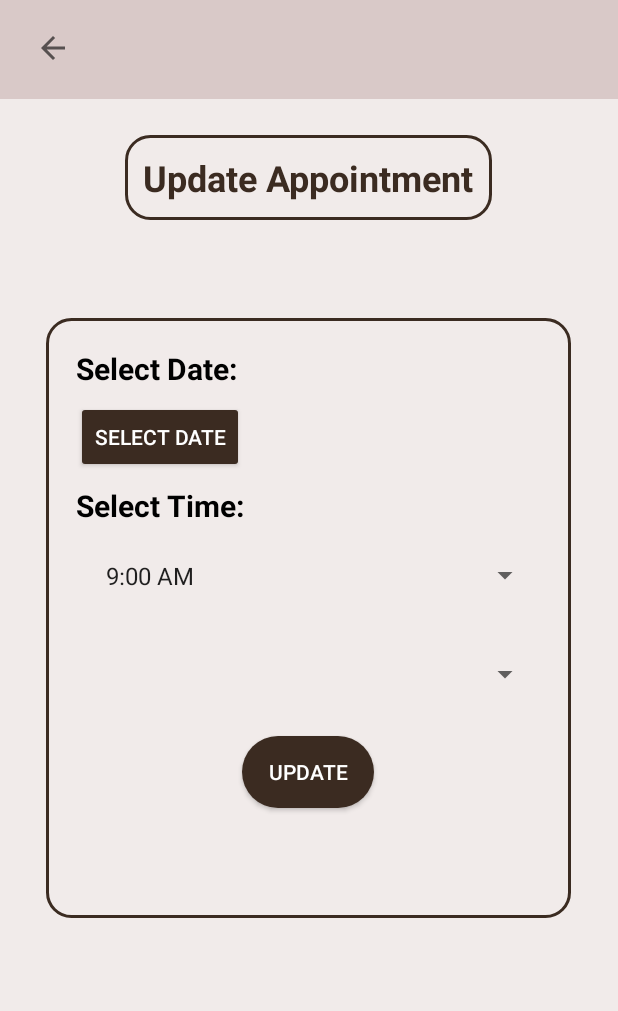
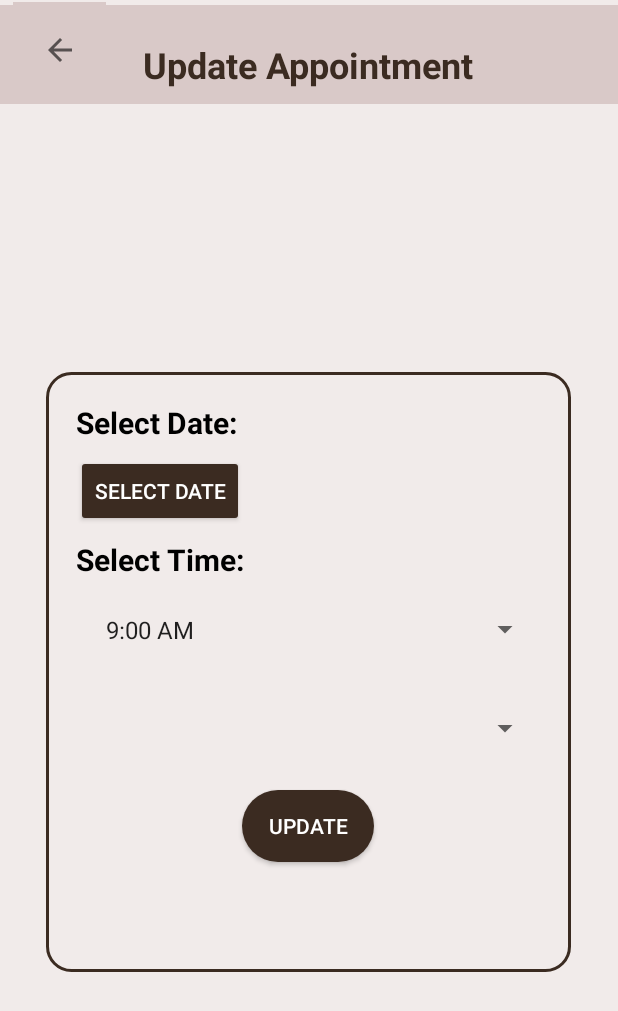
Before and after one commit to Anwarahmedsh/DermEase, an Android app: the editappointmentinfoActivity screen opened directly, with no data from a screen before it, on a phone screen of 412 x 824 dp. Shown: the top 1011 px of the screen. Run offline under Robolectric (Android 15) with nearby library versions, the phone set to English and light mode, and no system bars.

```diff
--- a/app/src/main/res/layout/activity_editappointmentinfo.xml
+++ b/app/src/main/res/layout/activity_editappointmentinfo.xml
@@ -1,9 +1,11 @@
 <?xml version="1.0" encoding="utf-8"?>
-<RelativeLayout xmlns:android="http://schemas.android.com/apk/res/android"
+<androidx.constraintlayout.widget.ConstraintLayout  xmlns:android="http://schemas.android.com/apk/res/android"
     xmlns:app="http://schemas.android.com/apk/res-auto"
+    xmlns:tools="http://schemas.android.com/tools"
     android:layout_width="match_parent"
     android:layout_height="match_parent"
     android:background="@color/lighterbeige">
+
 
     <androidx.appcompat.widget.Toolbar
         android:id="@+id/HomeToolbar"
@@ -11,42 +13,41 @@
         android:layout_height="66dp"
         android:background="@color/lightbeige"
         android:minHeight="?attr/actionBarSize"
+        app:layout_constraintBottom_toTopOf="@+id/linearLayout"
         app:layout_constraintEnd_toEndOf="parent"
-        app:layout_constraintStart_toStartOf="parent">
+        app:layout_constraintStart_toStartOf="parent"
+        app:layout_constraintTop_toTopOf="parent"
+        app:layout_constraintVertical_bias="0.018">
 
     </androidx.appcompat.widget.Toolbar>
-
 
     <ImageButton
         android:id="@+id/home_btn"
         android:layout_width="62dp"
         android:layout_height="64dp"
-        android:layout_marginStart="4dp"
         android:background="@color/lightbeige"
+        android:contentDescription="@string/home_button_description"
         app:layout_constraintBottom_toBottomOf="parent"
-        app:srcCompat="?attr/actionModeCloseDrawable"
-        android:contentDescription="@string/home_button_description"/>
-
-    <TextView
-        android:id="@+id/textViewTitle"
-        android:layout_width="wrap_content"
-        android:layout_height="wrap_content"
-        android:layout_centerHorizontal="true"
-        android:layout_marginTop="90dp"
-        android:background="@drawable/border_background"
-        android:padding="12dp"
-        android:text="Update Appointment"
-        android:textColor="@color/darkest"
-        android:textSize="24sp"
-        android:textStyle="bold" />
+        app:layout_constraintEnd_toStartOf="@+id/textView4"
+        app:layout_constraintHorizontal_bias="0.25"
+        app:layout_constraintStart_toStartOf="@+id/HomeToolbar"
+        app:layout_constraintTop_toTopOf="parent"
+        app:layout_constraintVertical_bias="0.002"
+        app:srcCompat="?attr/actionModeCloseDrawable" />
 
     <LinearLayout
+        android:id="@+id/linearLayout"
         android:layout_width="350dp"
         android:layout_height="400dp"
         android:layout_centerInParent="true"
+        android:layout_marginBottom="176dp"
         android:background="@drawable/border_background"
         android:orientation="vertical"
-        android:padding="20dp">
+        android:padding="20dp"
+        app:layout_constraintBottom_toBottomOf="parent"
+        app:layout_constraintEnd_toEndOf="parent"
+        app:layout_constraintHorizontal_bias="0.491"
+        app:layout_constraintStart_toStartOf="parent">
 
 
         <TextView
@@ -85,8 +86,6 @@
             android:padding="12dp" />
 
 
-
-
         <Spinner
             android:id="@+id/dermatologists"
             android:layout_width="match_parent"
@@ -106,4 +105,18 @@
 
     </LinearLayout>
 
-</RelativeLayout>
+    <TextView
+        android:id="@+id/textView4"
+        android:layout_width="wrap_content"
+        android:layout_height="wrap_content"
+        android:layout_marginEnd="96dp"
+        android:text="Update Appointment"
+        android:textColor="@color/darkest"
+        android:textSize="24sp"
+        android:textStyle="bold"
+        app:layout_constraintBottom_toTopOf="@+id/linearLayout"
+        app:layout_constraintEnd_toEndOf="@+id/HomeToolbar"
+        app:layout_constraintTop_toTopOf="@+id/HomeToolbar"
+        app:layout_constraintVertical_bias="0.111" />
+
+</androidx.constraintlayout.widget.ConstraintLayout>
```
